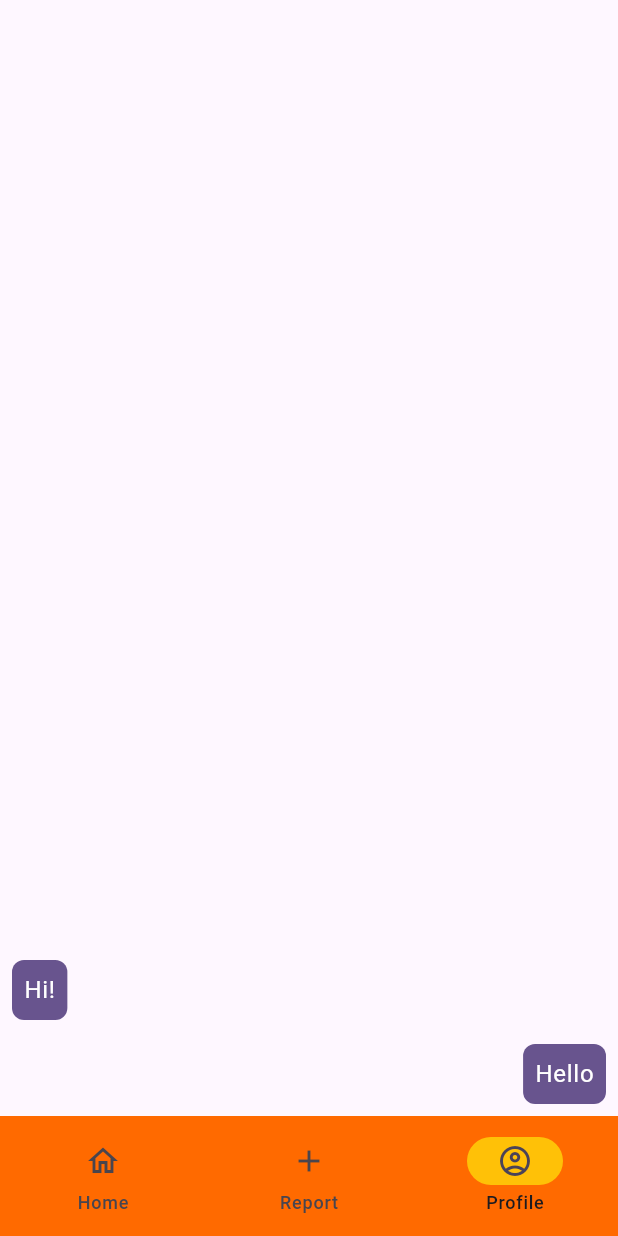
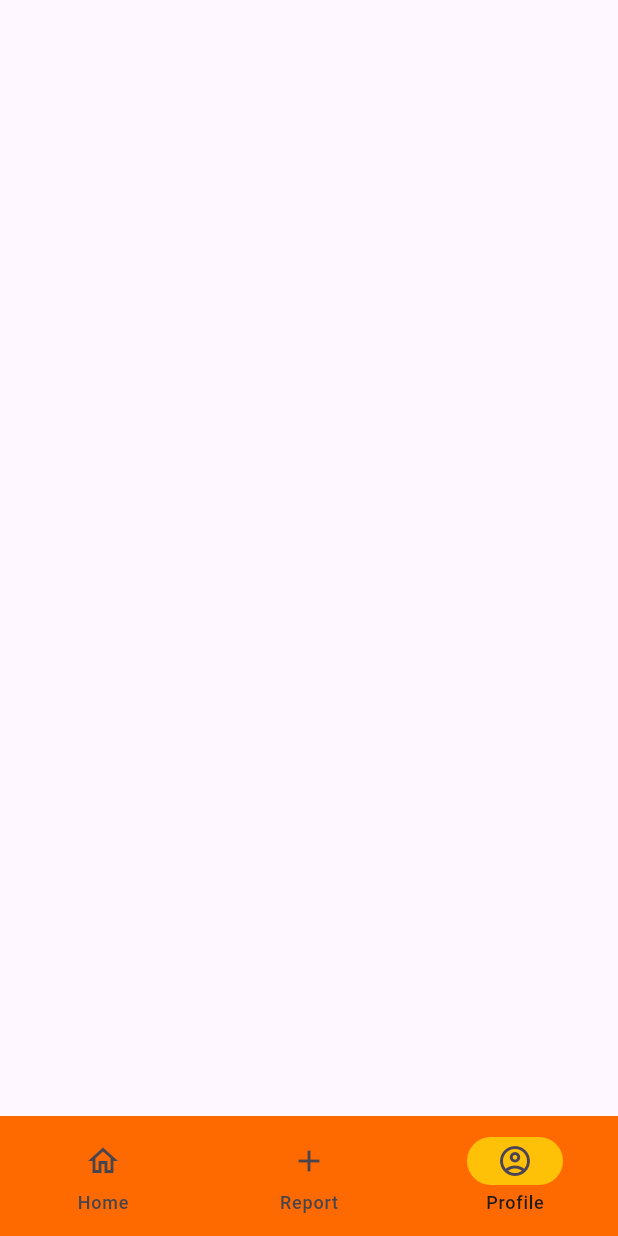
Before and after one commit to ashleychching/repair_tracker, a Flutter app: the screen it shows after launch, item 3 of the bottom bar chosen, on a phone screen of 412 x 824 dp. Run offline on Flutter 3.47's test engine with Material 3 defaults, Android fonts, the phone set to English and light mode, and no system bars; missing offline and left inert: dart:ffi.

Commit message:
Restructured into separate pages

```diff
--- a/lib/main.dart
+++ b/lib/main.dart
@@ -66,9 +66,12 @@
         backgroundColor: const Color.fromARGB(255, 255, 106, 0),
 
         onDestinationSelected: (int index) {
-          setState(() {
-            currentPageIndex = index;
-          });
+          if (index == 1) {
+            Navigator.push(context, MaterialPageRoute(builder: (context) => const ReportPage(title: "homepage")));
+          }
+          else if (index == 2) {
+            Navigator.push(context, MaterialPageRoute(builder: (context) => const ProfilePage(title: "profilepage")));
+          }
         },
         indicatorColor: Colors.amber,
         selectedIndex: currentPageIndex,
@@ -102,9 +105,62 @@
             ),
           ),
         ),
+      ][0],
+    );
+  }
+}
 
-        /// Notifications page
-        const Padding(
+//report page
+class ReportPage extends StatefulWidget {
+  const ReportPage({super.key, required this.title});
+
+    final String title;
+
+  @override
+  State<ReportPage> createState() => _ReportPageState();
+}
+
+class _ReportPageState extends State<ReportPage> {
+  int currentPageIndex = 1;
+
+    @override
+  Widget build(BuildContext context) {
+    final ThemeData theme = Theme.of(context);
+    return Scaffold(
+      bottomNavigationBar: NavigationBar(
+        backgroundColor: const Color.fromARGB(255, 255, 106, 0),
+
+        onDestinationSelected: (int index) {
+          if (index != 1) {
+            Navigator.pop(context);
+          }
+          if (index == 2) {
+            Navigator.push(context, MaterialPageRoute(builder: (context) => const ProfilePage(title: "profilepage")));
+          }
+
+        },
+        indicatorColor: Colors.amber,
+        selectedIndex: currentPageIndex,
+        destinations: const <Widget>[
+          NavigationDestination(
+            selectedIcon: Icon(Icons.home),
+            icon: Icon(Icons.home_outlined),
+            label: 'Home',
+          ),
+          NavigationDestination(
+            icon:  Icon(Icons.add),
+            label: 'Report',
+          ),
+          NavigationDestination(
+            icon: Icon(Icons.account_circle_outlined),
+            label: 'Profile',
+          ),
+        ],
+      ),
+      body: const Column(
+        children: <Widget>[
+          /// Report page
+          Padding(
             padding: EdgeInsets.all(8.0),
             child: Column(
               children: <Widget>[
@@ -125,49 +181,63 @@
               ],
             ),
           ),
-
-        /// Profile page
-        ListView.builder(
-          reverse: true,
-          itemCount: 2,
-          itemBuilder: (BuildContext context, int index) {
-            if (index == 0) {
-              return Align(
-                alignment: Alignment.centerRight,
-                child: Container(
-                  margin: const EdgeInsets.all(8.0),
-                  padding: const EdgeInsets.all(8.0),
-                  decoration: BoxDecoration(
-                    color: theme.colorScheme.primary,
-                    borderRadius: BorderRadius.circular(8.0),
-                  ),
-                  child: Text(
-                    'Hello',
-                    style: theme.textTheme.bodyLarge!
-                        .copyWith(color: theme.colorScheme.onPrimary),
-                  ),
+        ]
       ),
     );
   }
-            return Align(
-              alignment: Alignment.centerLeft,
-              child: Container(
-                margin: const EdgeInsets.all(8.0),
-                padding: const EdgeInsets.all(8.0),
-                decoration: BoxDecoration(
-                  color: theme.colorScheme.primary,
-                  borderRadius: BorderRadius.circular(8.0),
+}
+
+class ProfilePage extends StatefulWidget {
+  const ProfilePage({super.key, required this.title});
+
+    final String title;
+
+  @override
+  State<ProfilePage> createState() => _ProfilePageState();
+}
+
+class _ProfilePageState extends State<ProfilePage> {
+  int currentPageIndex = 2;
+
+  @override
+  Widget build(BuildContext context) {
+    final ThemeData theme = Theme.of(context);
+    return Scaffold(
+      bottomNavigationBar: NavigationBar(
+        backgroundColor: const Color.fromARGB(255, 255, 106, 0),
+
+        onDestinationSelected: (int index) {
+          if (index != 2) {
+            Navigator.pop(context);
+          }
+          if (index == 1) {
+            Navigator.push(context, MaterialPageRoute(builder: (context) => const ReportPage(title: "homepage")));
+          }
+        },
+        indicatorColor: Colors.amber,
+        selectedIndex: currentPageIndex,
+        destinations: const <Widget>[
+          NavigationDestination(
+            selectedIcon: Icon(Icons.home),
+            icon: Icon(Icons.home_outlined),
+            label: 'Home',
           ),
-                child: Text(
-                  'Hi!',
-                  style: theme.textTheme.bodyLarge!
-                      .copyWith(color: theme.colorScheme.onPrimary),
+          NavigationDestination(
+            icon:  Icon(Icons.add),
+            label: 'Report',
           ),
+          NavigationDestination(
+            icon: Icon(Icons.account_circle_outlined),
+            label: 'Profile',
           ),
-            );
-          },
+        ],
       ),
-      ][currentPageIndex],
+      body: const Column(
+        children: <Widget>[
+          /// Report page
+
+        ]
+      ),
     );
   }
 }
```
Lines whose indentation alone changed are shown as unchanged.
